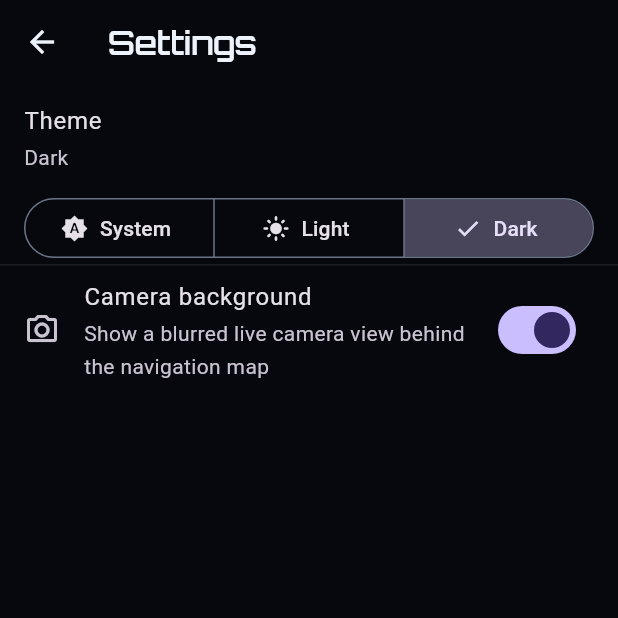
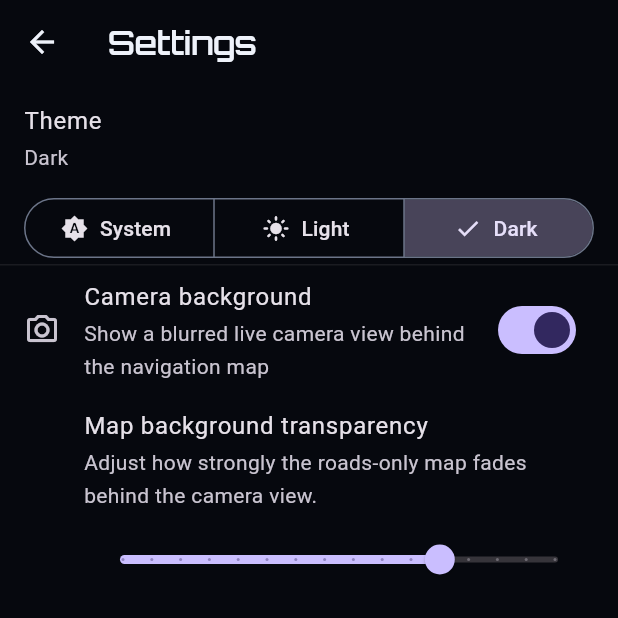
Before and after one commit to vergissberlin/ambientnav, a Flutter app: the SettingsScreen screen opened directly, after a tap on "Light", after a tap on "Dark", after a tap on "Camera background", on a phone screen of 412 x 824 dp, the top half of it. Run offline on Flutter 3.47's test engine with Material 3 defaults, Android fonts, the light colour scheme and no system bars; our stand-ins replace camera, dio, file_picker, flutter_riverpod, flutter_tts, geolocator and 3 more; missing offline and left inert: maplibre_gl, universal_ble, widgetbook; accounts and stored records are empty.

Commit message:
feat: add adjustable camera background transparency

```diff
--- a/app/assets/map_style/ambientnav-transparent.json
+++ b/app/assets/map_style/ambientnav-transparent.json
@@ -7,6 +7,13 @@
     }
   },
   "layers": [
+    {
+      "id": "background",
+      "type": "background",
+      "paint": {
+        "background-color": "rgba(0,0,0,0)"
+      }
+    },
     {
       "id": "road_pier",
       "type": "line",
--- a/app/lib/core/l10n/app_en.arb
+++ b/app/lib/core/l10n/app_en.arb
@@ -25,6 +25,16 @@
   "cameraNavBackgroundDesc": "Show a blurred live camera view behind the navigation map",
   "cameraNavBackgroundPermissionDenied": "Camera permission is required. If you deny it, the camera background stays off until you allow access.",
   "cameraNavBackgroundNoCamera": "No camera is available in this simulator. The app is showing a simulated video background instead.",
+  "cameraNavBackgroundTransparency": "Map background transparency",
+  "cameraNavBackgroundTransparencyDesc": "Adjust how strongly the roads-only map fades behind the camera view.",
+  "cameraNavBackgroundTransparencyValue": "{percent}% transparent",
+  "@cameraNavBackgroundTransparencyValue": {
+    "placeholders": {
+      "percent": {
+        "type": "String"
+      }
+    }
+  },
   "theme": "Theme",
   "themeSystem": "System",
   "themeLight": "Light",
--- a/app/lib/core/l10n/app_localizations.dart
+++ b/app/lib/core/l10n/app_localizations.dart
@@ -247,6 +247,24 @@ abstract class AppLocalizations {
   /// In en, this message translates to:
   /// **'No camera is available in this simulator. The app is showing a simulated video background instead.'**
   String get cameraNavBackgroundNoCamera;
+
+  /// No description provided for @cameraNavBackgroundTransparency.
+  ///
+  /// In en, this message translates to:
+  /// **'Map background transparency'**
+  String get cameraNavBackgroundTransparency;
+
+  /// No description provided for @cameraNavBackgroundTransparencyDesc.
+  ///
+  /// In en, this message translates to:
+  /// **'Adjust how strongly the roads-only map fades behind the camera view.'**
+  String get cameraNavBackgroundTransparencyDesc;
+
+  /// No description provided for @cameraNavBackgroundTransparencyValue.
+  ///
+  /// In en, this message translates to:
+  /// **'{percent}% transparent'**
+  String cameraNavBackgroundTransparencyValue(String percent);
 
   /// No description provided for @theme.
   ///
--- a/app/lib/core/l10n/app_localizations_en.dart
+++ b/app/lib/core/l10n/app_localizations_en.dart
@@ -87,6 +87,18 @@ class AppLocalizationsEn extends AppLocalizations {
   @override
   String get cameraNavBackgroundNoCamera =>
       'No camera is available in this simulator. The app is showing a simulated video background instead.';
+
+  @override
+  String get cameraNavBackgroundTransparency => 'Map background transparency';
+
+  @override
+  String get cameraNavBackgroundTransparencyDesc =>
+      'Adjust how strongly the roads-only map fades behind the camera view.';
+
+  @override
+  String cameraNavBackgroundTransparencyValue(String percent) {
+    return '$percent% transparent';
+  }
 
   @override
   String get theme => 'Theme';
--- a/app/lib/features/navigation/presentation/map_screen.dart
+++ b/app/lib/features/navigation/presentation/map_screen.dart
@@ -34,10 +34,6 @@ class MapScreen extends ConsumerStatefulWidget {
 
 class _MapScreenState extends ConsumerState<MapScreen>
     with WidgetsBindingObserver {
-  /// When the simulator video is visible, keep the map as a faint overlay so
-  /// the moving background remains obvious.
-  static const double _cameraBackgroundMapOpacity = 0.28;
-
   MapLibreMapController? _mapController;
   Line? _routeLine;
   Line? _hazardZoneLine;
@@ -443,6 +439,10 @@ class _MapScreenState extends ConsumerState<MapScreen>
     final stripEffect = _celebrateArrival ? FrontStripEffect.arriving : effect;
     final stripProgress = _celebrateArrival ? 1.0 : progress;
     final cameraBackgroundEnabled = ref.watch(cameraBackgroundEnabledProvider);
+    final cameraBackgroundTransparency = ref.watch(
+      cameraBackgroundTransparencyProvider,
+    );
+    final cameraBackgroundMapOpacity = 1 - cameraBackgroundTransparency;
     final showCameraBackground =
         cameraBackgroundEnabled &&
         ((_cameraController?.value.isInitialized ?? false) || _cameraSimulated);
@@ -485,7 +485,7 @@ class _MapScreenState extends ConsumerState<MapScreen>
         : MyLocationTrackingMode.none;
 
     // Roads/route only, transparent basemap when the camera background is
-    // showing, so it — half-transparent below — lets the blur through.
+    // showing, so the blur can show through without dimming the overlay.
     final effectiveStyleUrl = showCameraBackground
         ? kMapStyleUrlTransparent
         : styleUrl;
@@ -572,9 +572,10 @@ class _MapScreenState extends ConsumerState<MapScreen>
                 : _blurred(
                     SimulatedCameraBackground(speedMps: navState.speedMps),
                   ),
-          showCameraBackground
-              ? Opacity(opacity: _cameraBackgroundMapOpacity, child: map)
-              : map,
+          if (showCameraBackground)
+            Opacity(opacity: cameraBackgroundMapOpacity, child: map)
+          else
+            map,
           Positioned(
             top:
                 MediaQuery.paddingOf(context).top + appBar.preferredSize.height,
--- a/app/lib/features/settings/presentation/settings_screen.dart
+++ b/app/lib/features/settings/presentation/settings_screen.dart
@@ -21,6 +21,9 @@ class SettingsScreen extends ConsumerWidget {
     final mode = ref.watch(themeControllerProvider);
     final controller = ref.read(themeControllerProvider.notifier);
     final cameraBackgroundEnabled = ref.watch(cameraBackgroundEnabledProvider);
+    final cameraBackgroundTransparency = ref.watch(
+      cameraBackgroundTransparencyProvider,
+    );
     final cameraPermissionDenied = ref.watch(
       cameraBackgroundPermissionDeniedProvider,
     );
@@ -126,6 +129,33 @@ class SettingsScreen extends ConsumerWidget {
               }
             },
           ),
+          if (cameraBackgroundEnabled)
+            Padding(
+              padding: const EdgeInsets.fromLTRB(56, 0, AnSpace.s4, 0),
+              child: Column(
+                crossAxisAlignment: CrossAxisAlignment.start,
+                children: [
+                  ListTile(
+                    contentPadding: EdgeInsets.zero,
+                    title: Text(l10n.cameraNavBackgroundTransparency),
+                    subtitle: Text(l10n.cameraNavBackgroundTransparencyDesc),
+                  ),
+                  Slider(
+                    key: const Key('cameraNavBackgroundTransparencySlider'),
+                    value: cameraBackgroundTransparency,
+                    min: 0.15,
+                    max: 0.9,
+                    divisions: 15,
+                    label: l10n.cameraNavBackgroundTransparencyValue(
+                      (cameraBackgroundTransparency * 100).round().toString(),
+                    ),
+                    onChanged: (value) => ref
+                        .read(cameraBackgroundTransparencyProvider.notifier)
+                        .setTransparency(value),
+                  ),
+                ],
+              ),
+            ),
           if (kDebugMode) ...[
             const Divider(),
             ListTile(
```
Also changed, not shown: app/lib/core/l10n/app_de.arb (+10 -0 lines), app/lib/core/l10n/app_localizations_de.dart (+13 -0 lines), app/lib/core/settings/camera_background_settings.dart (+32 -0 lines), 2 other files.
